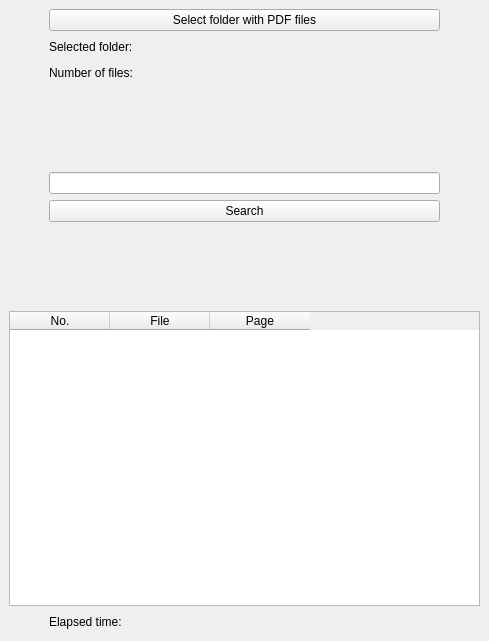
Old version of the form ui/main.ui in the repository Unvire/FastPDFReader.
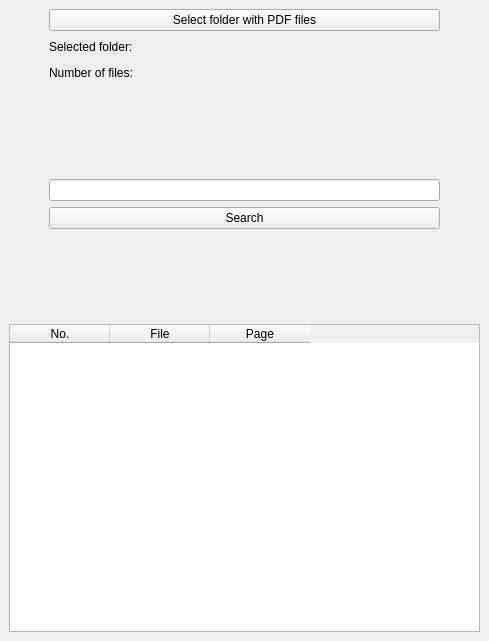
New version of the form.

Commit message: removes elapsed time label

Diff of the .ui file:
```diff
--- a/ui/main.ui
+++ b/ui/main.ui
@@ -260,41 +260,7 @@
      </widget>
     </item>
     <item>
-     <layout class="QHBoxLayout" name="horizontalLayout_7" stretch="0,1,0">
-      <item>
-       <spacer name="horizontalSpacer_11">
-        <property name="orientation">
-         <enum>Qt::Horizontal</enum>
-        </property>
-        <property name="sizeHint" stdset="0">
-         <size>
-          <width>40</width>
-          <height>20</height>
-         </size>
-        </property>
-       </spacer>
-      </item>
-      <item>
-       <widget class="QLabel" name="elapsedTimeLabel">
-        <property name="text">
-         <string>Elapsed time:</string>
-        </property>
-       </widget>
-      </item>
-      <item>
-       <spacer name="horizontalSpacer_12">
-        <property name="orientation">
-         <enum>Qt::Horizontal</enum>
-        </property>
-        <property name="sizeHint" stdset="0">
-         <size>
-          <width>40</width>
-          <height>20</height>
-         </size>
-        </property>
-       </spacer>
-      </item>
-     </layout>
+     <layout class="QHBoxLayout" name="horizontalLayout_7" stretch=""/>
     </item>
    </layout>
   </widget>
```
